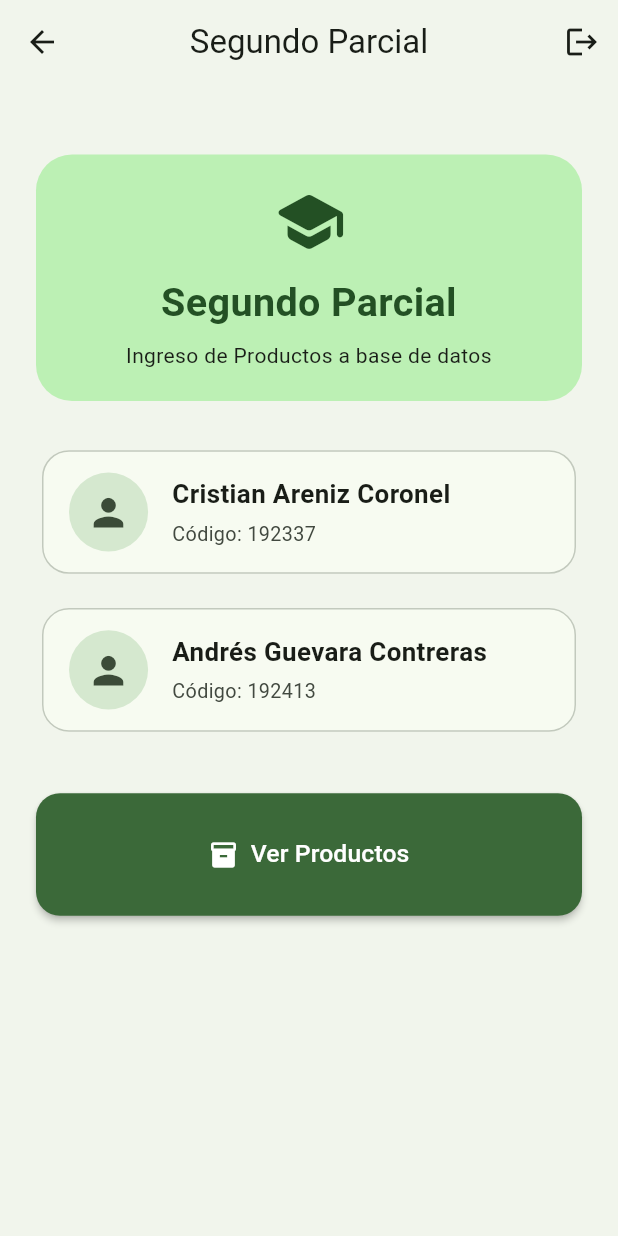
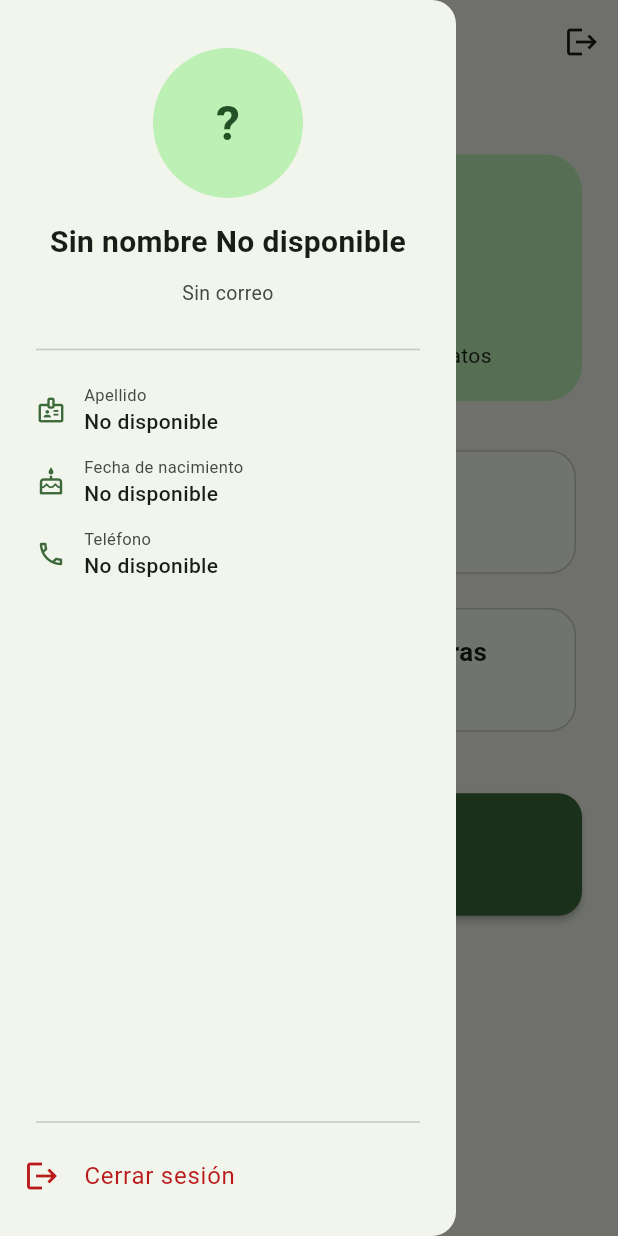
Before and after one commit to ZzcristianZ/Productos_Base_Datos, a Flutter app: the HomeScreen screen opened by its route, with the side drawer open (before the commit the screen has no drawer), on a phone screen of 412 x 824 dp. Run offline on Flutter 3.47's test engine with Material 3 defaults, Android fonts, the phone set to English and light mode, and no system bars; our stand-ins replace supabase_flutter; accounts and stored records are empty.

Commit message:
implementacion de drawer con info de usuario

```diff
--- a/lib/domain/notifier/auth_notifier.dart
+++ b/lib/domain/notifier/auth_notifier.dart
@@ -16,6 +16,17 @@ class AuthNotifier extends ChangeNotifier {
   bool get isLoggedIn => _session != null;
   String? get userEmail => _session?.user.email;
 
+  // ── Getters de user_metadata ──────────────────────────────────────────────
+  User? get _user => Supabase.instance.client.auth.currentUser;
+
+  String get email     => _user?.email ?? '';
+  String get nombre    => _user?.userMetadata?['nombre']           as String? ??
+                          _user?.userMetadata?['full_name']         as String? ?? '';
+  String get apellido  => _user?.userMetadata?['apellido']          as String? ?? '';
+  String get telefono  => _user?.userMetadata?['telefono']          as String? ?? '';
+  String get fechaNacimiento => _user?.userMetadata?['fecha_nacimiento'] as String? ?? '';
+  String get avatarUrl => _user?.userMetadata?['avatar_url']        as String? ?? '';
+
   Future<void> signIn(String email, String password) async {
     try {
       await Supabase.instance.client.auth.signInWithPassword(
@@ -31,11 +42,26 @@ class AuthNotifier extends ChangeNotifier {
     }
   }
 
-  Future<bool> signUp(String email, String password) async {
+  /// Registra el usuario y guarda sus datos personales en user_metadata.
+  /// Retorna true si quedó con sesión activa (email confirmation desactivado).
+  Future<bool> signUp({
+    required String email,
+    required String password,
+    required String nombre,
+    required String apellido,
+    required String telefono,
+    required String fechaNacimiento,
+  }) async {
     try {
       final response = await Supabase.instance.client.auth.signUp(
         email: email,
         password: password,
+        data: {
+          'nombre':            nombre,
+          'apellido':          apellido,
+          'telefono':          telefono,
+          'fecha_nacimiento':  fechaNacimiento,
+        },
       );
 
       final user = response.user;
@@ -84,12 +110,10 @@ class AuthNotifier extends ChangeNotifier {
   }
 
   String _mapAuthError(AuthApiException e) {
-    final msg = e.message.toLowerCase();
+    final msg  = e.message.toLowerCase();
     final code = e.statusCode ?? '';
 
-    if (code == '429' ||
-        msg.contains('rate limit') ||
-        msg.contains('too many')) {
+    if (code == '429' || msg.contains('rate limit') || msg.contains('too many')) {
       return 'Demasiados intentos. Espera unos minutos antes de volver a intentarlo.';
     }
     if (msg.contains('email not confirmed') || msg.contains('not confirmed')) {
@@ -103,8 +127,7 @@ class AuthNotifier extends ChangeNotifier {
     if (msg.contains('user not found')) {
       return 'No existe una cuenta con este correo.';
     }
-    if (msg.contains('user already registered') ||
-        msg.contains('already registered')) {
+    if (msg.contains('user already registered') || msg.contains('already registered')) {
       return 'Este correo ya está registrado. Intenta iniciar sesión.';
     }
     if (msg.contains('weak') && msg.contains('password')) {
@@ -113,9 +136,7 @@ class AuthNotifier extends ChangeNotifier {
     if (msg.contains('signup') && msg.contains('disabled')) {
       return 'El registro está deshabilitado temporalmente.';
     }
-    if (msg.contains('network') ||
-        msg.contains('connection') ||
-        msg.contains('failed host')) {
+    if (msg.contains('network') || msg.contains('connection') || msg.contains('failed host')) {
       return 'Error de conexión. Verifica tu internet.';
     }
 
--- a/lib/presentation/screens/home/home_screen.dart
+++ b/lib/presentation/screens/home/home_screen.dart
@@ -1,5 +1,6 @@
 import 'package:flutter/material.dart';
 import 'package:segundoparcial/domain/notifier/auth_notifier.dart';
+import 'package:segundoparcial/widgets/drawer_home.dart';
 
 class HomeScreen extends StatelessWidget {
   const HomeScreen({super.key});
@@ -31,6 +32,7 @@ class HomeScreen extends StatelessWidget {
           ),
         ],
       ),
+      drawer: DrawerHome(),
       body: SafeArea(
         child: SingleChildScrollView(
           physics: const ClampingScrollPhysics(),
@@ -95,10 +97,7 @@ class HomeScreen extends StatelessWidget {
                       name: 'Andrés Guevara Contreras',
                       code: '192413',
                     ),
-
                     SizedBox(height: screenHeight * 0.045),
-
-                    // --- Botón ---
                     ElevatedButton.icon(
                       icon: const Icon(Icons.inventory_2, size: 20),
                       label: Padding(
--- /dev/null
+++ b/lib/widgets/drawer_home.dart
@@ -0,0 +1,154 @@
+import 'package:flutter/material.dart';
+import 'package:segundoparcial/domain/notifier/auth_notifier.dart';
+
+class DrawerHome extends StatelessWidget {
+  const DrawerHome({super.key});
+
+  @override
+  Widget build(BuildContext context) {
+    final auth         = AuthNotifier.instance;
+    final colorScheme  = Theme.of(context).colorScheme;
+
+    final nombre    = auth.nombre.isNotEmpty   ? auth.nombre   : 'Sin nombre';
+    final apellido  = auth.apellido.isNotEmpty  ? auth.apellido : 'No disponible';
+    final email     = auth.email.isNotEmpty     ? auth.email    : 'Sin correo';
+    final telefono  = auth.telefono.isNotEmpty  ? auth.telefono : 'No disponible';
+    final fechaNac  = auth.fechaNacimiento.isNotEmpty
+        ? auth.fechaNacimiento
+        : 'No disponible';
+    final avatarUrl = auth.avatarUrl;
+
+    // Iniciales para cuando no hay foto de perfil
+    final iniciales = [
+      if (auth.nombre.isNotEmpty)   auth.nombre[0].toUpperCase(),
+      if (auth.apellido.isNotEmpty) auth.apellido[0].toUpperCase(),
+    ].join();
+
+    return Drawer(
+      child: SafeArea(
+        child: Column(
+          children: [
+            const SizedBox(height: 32),
+
+            // ── Avatar ───────────────────────────────────────────────────
+            CircleAvatar(
+              radius: 50,
+              backgroundColor: colorScheme.primaryContainer,
+              backgroundImage:
+                  avatarUrl.isNotEmpty ? NetworkImage(avatarUrl) : null,
+              child: avatarUrl.isEmpty
+                  ? Text(
+                      iniciales.isNotEmpty ? iniciales : '?',
+                      style: TextStyle(
+                        fontSize: 32,
+                        fontWeight: FontWeight.bold,
+                        color: colorScheme.onPrimaryContainer,
+                      ),
+                    )
+                  : null,
+            ),
+            const SizedBox(height: 15),
+
+            // ── Nombre completo ──────────────────────────────────────────
+            Text(
+              '$nombre $apellido'.trim(),
+              style: const TextStyle(
+                  fontSize: 20, fontWeight: FontWeight.bold),
+              textAlign: TextAlign.center,
+            ),
+            const SizedBox(height: 10),
+
+            // ── Email ────────────────────────────────────────────────────
+            Text(
+              email,
+              style: TextStyle(
+                  fontSize: 13, color: colorScheme.onSurfaceVariant),
+              textAlign: TextAlign.center,
+            ),
+            const SizedBox(height: 20),
+
+            const Divider(indent: 24, endIndent: 24),
+            const SizedBox(height: 8),
+
+            // ── Datos adicionales ────────────────────────────────────────
+            _InfoRow(
+              label: 'Apellido',
+              value: apellido,
+              icon: Icons.badge_outlined,
+            ),
+            _InfoRow(
+              label: 'Fecha de nacimiento',
+              value: fechaNac,
+              icon: Icons.cake_outlined,
+            ),
+            _InfoRow(
+              label: 'Teléfono',
+              value: telefono,
+              icon: Icons.phone_outlined,
+            ),
+
+            const Spacer(),
+            const Divider(indent: 24, endIndent: 24),
+
+            // ── Cerrar sesión ────────────────────────────────────────────
+            ListTile(
+              leading: Icon(Icons.logout, color: colorScheme.error),
+              title: Text(
+                'Cerrar sesión',
+                style: TextStyle(color: colorScheme.error),
+              ),
+              onTap: () async {
+                Navigator.pop(context);
+                await AuthNotifier.instance.signOut();
+                if (context.mounted) {
+                  Navigator.pushReplacementNamed(context, '/login');
+                }
+              },
+            ),
+            const SizedBox(height: 12),
+          ],
+        ),
+      ),
+    );
+  }
+}
+
+class _InfoRow extends StatelessWidget {
+  const _InfoRow({
+    required this.label,
+    required this.value,
+    required this.icon,
+  });
+
+  final String   label;
+  final String   value;
+  final IconData icon;
+
+  @override
+  Widget build(BuildContext context) {
+    final colorScheme = Theme.of(context).colorScheme;
+    return Padding(
+      padding: const EdgeInsets.symmetric(horizontal: 24, vertical: 6),
+      child: Row(
+        children: [
+          Icon(icon, size: 20, color: colorScheme.primary),
+          const SizedBox(width: 12),
+          Expanded(
+            child: Column(
+              crossAxisAlignment: CrossAxisAlignment.start,
+              children: [
+                Text(label,
+                    style: TextStyle(
+                        fontSize: 11,
+                        color: colorScheme.onSurfaceVariant)),
+                Text(value,
+                    style: const TextStyle(
+                        fontSize: 14, fontWeight: FontWeight.w500)),
+              ],
+            ),
+          ),
+        ],
+      ),
+    );
+  }
+}
```
Also changed, not shown: lib/presentation/screens/autentication/register_screen.dart (+147 -97 lines), pubspec.lock.
